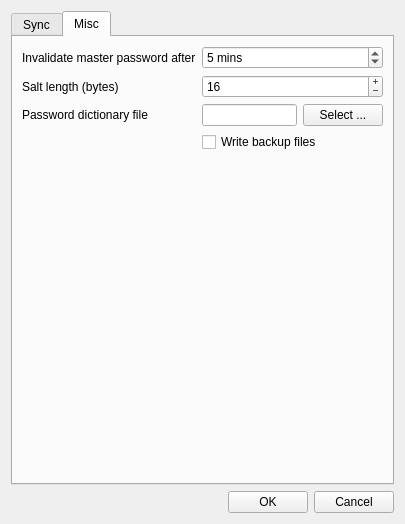
First picture: the form in Qt-SESAM/optionsdialog.ui, repository 607011/Qt-SESAM, before the edit.
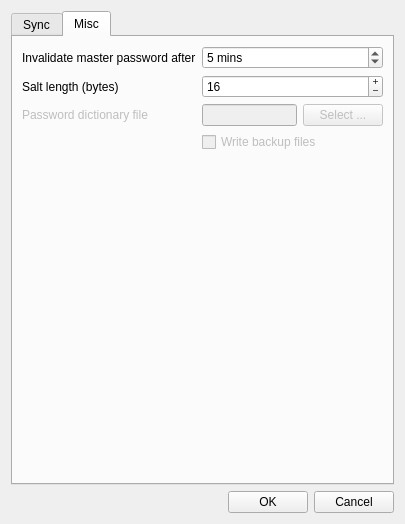
Second picture: the form after the edit. The open tabs and pages were chosen to show the change.

Commit message: Temporarily disabled the "Password file" and "Write backup" fields in `OptionDialog` until issue #64 is resolved.

```diff
--- a/Qt-SESAM/optionsdialog.ui
+++ b/Qt-SESAM/optionsdialog.ui
@@ -340,6 +340,9 @@
          </item>
          <item row="3" column="0">
           <widget class="QLabel" name="label_9">
+           <property name="enabled">
+            <bool>false</bool>
+           </property>
            <property name="text">
             <string>Password dictionary file</string>
            </property>
@@ -348,10 +351,17 @@
          <item row="3" column="1">
           <layout class="QHBoxLayout" name="horizontalLayout_4">
            <item>
-            <widget class="QLineEdit" name="passwordFileLineEdit"/>
+            <widget class="QLineEdit" name="passwordFileLineEdit">
+             <property name="enabled">
+              <bool>false</bool>
+             </property>
+            </widget>
            </item>
            <item>
             <widget class="QPushButton" name="selectPasswordFilePushButton">
+             <property name="enabled">
+              <bool>false</bool>
+             </property>
              <property name="text">
               <string>Select ...</string>
              </property>
@@ -361,6 +371,9 @@
          </item>
          <item row="4" column="1">
           <widget class="QCheckBox" name="writeBackupsCheckBox">
+           <property name="enabled">
+            <bool>false</bool>
+           </property>
            <property name="text">
             <string>Write backup files</string>
            </property>
```
